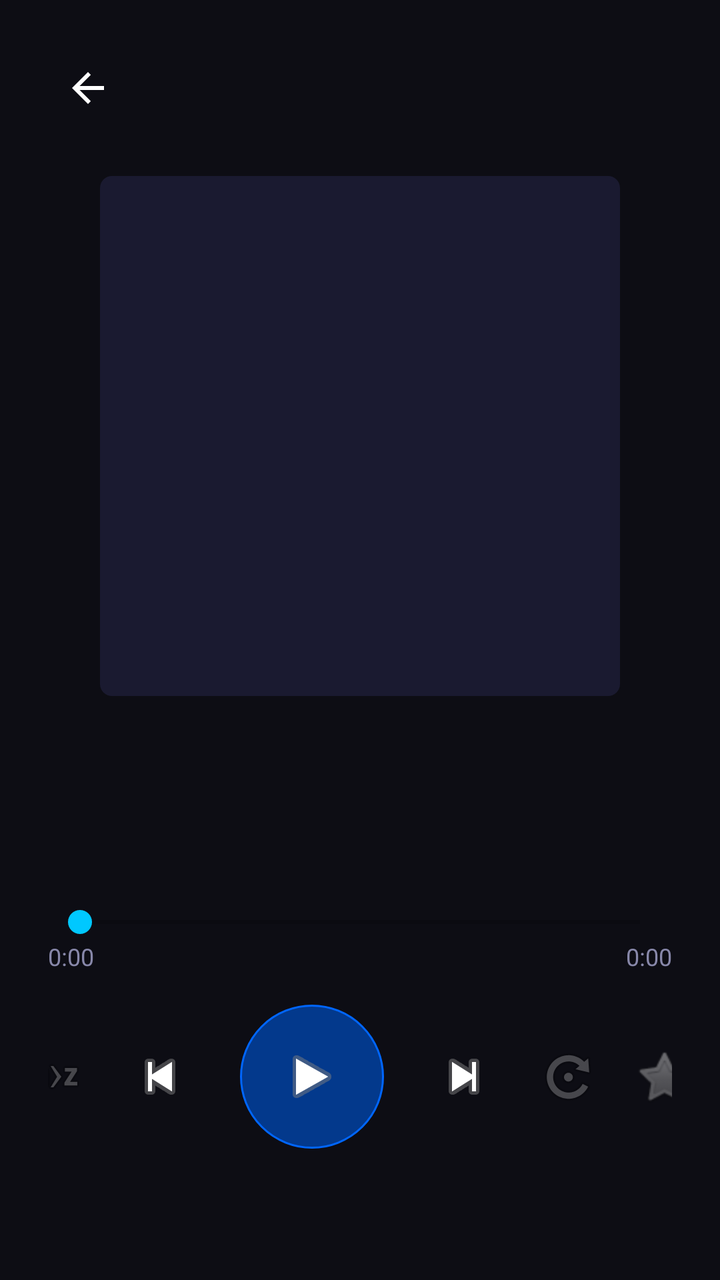
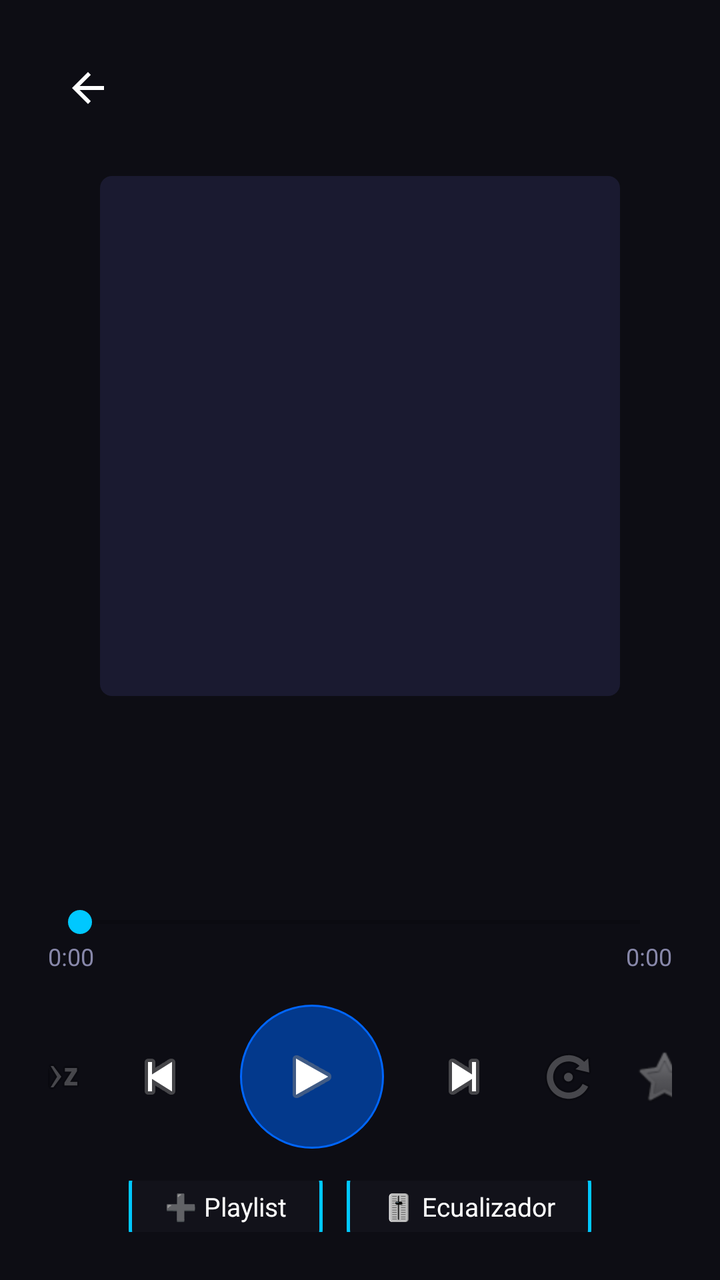

Two renders of the same Android screen: before a commit and after it. Below are the layout's source before the change and the commit's diff.
<!-- AndroidManifest.xml: activity theme Theme.StreamVault.Player -->
<!-- res/layout/activity_player_music.xml -->
<?xml version="1.0" encoding="utf-8"?>
<LinearLayout xmlns:android="http://schemas.android.com/apk/res/android"
    android:layout_width="match_parent"
    android:layout_height="match_parent"
    android:orientation="vertical"
    android:background="#0D0D14"
    android:padding="24dp">

    <ImageButton
        android:id="@+id/btnClosePlayer"
        android:layout_width="40dp"
        android:layout_height="40dp"
        android:background="?attr/selectableItemBackgroundBorderless"
        android:src="@drawable/ic_arrow_back" />

    <ImageView
        android:id="@+id/ivCover"
        android:layout_width="260dp"
        android:layout_height="260dp"
        android:layout_gravity="center_horizontal"
        android:layout_marginTop="24dp"
        android:scaleType="centerCrop"
        android:background="@drawable/cover_bg" />

    <TextView
        android:id="@+id/tvNowTitle"
        android:layout_width="match_parent"
        android:layout_height="wrap_content"
        android:gravity="center"
        android:textColor="#FFFFFF"
        android:textSize="20sp"
        android:textStyle="bold"
        android:maxLines="2"
        android:ellipsize="end"
        android:layout_marginTop="28dp" />

    <TextView
        android:id="@+id/tvNowArtist"
        android:layout_width="match_parent"
        android:layout_height="wrap_content"
        android:gravity="center"
        android:textColor="#8888AA"
        android:textSize="14sp"
        android:maxLines="1"
        android:ellipsize="end"
        android:layout_marginTop="6dp" />

    <SeekBar
        android:id="@+id/seekMusic"
        android:layout_width="match_parent"
        android:layout_height="wrap_content"
        android:layout_marginTop="24dp" />

    <LinearLayout
        android:layout_width="match_parent"
        android:layout_height="wrap_content"
        android:orientation="horizontal">

        <TextView
            android:id="@+id/tvCurrentTime"
            android:layout_width="0dp"
            android:layout_height="wrap_content"
            android:layout_weight="1"
            android:text="0:00"
            android:textColor="#8888AA"
            android:textSize="12sp" />

        <TextView
            android:id="@+id/tvTotalTime"
            android:layout_width="wrap_content"
            android:layout_height="wrap_content"
            android:text="0:00"
            android:textColor="#8888AA"
            android:textSize="12sp" />
    </LinearLayout>

    <LinearLayout
        android:layout_width="match_parent"
        android:layout_height="wrap_content"
        android:orientation="horizontal"
        android:gravity="center"
        android:layout_marginTop="16dp">

        <ImageButton
            android:id="@+id/btnShuffle"
            android:layout_width="48dp"
            android:layout_height="48dp"
            android:alpha="0.4"
            android:background="?attr/selectableItemBackgroundBorderless"
            android:src="@android:drawable/ic_menu_sort_alphabetically" />

        <ImageButton
            android:id="@+id/btnPrev"
            android:layout_width="56dp"
            android:layout_height="56dp"
            android:background="?attr/selectableItemBackgroundBorderless"
            android:src="@android:drawable/ic_media_previous" />

        <ImageButton
            android:id="@+id/btnPlayPause"
            android:layout_width="72dp"
            android:layout_height="72dp"
            android:layout_marginHorizontal="12dp"
            android:background="@drawable/btn_icon_circle_accent"
            android:src="@android:drawable/ic_media_play" />

        <ImageButton
            android:id="@+id/btnNext"
            android:layout_width="56dp"
            android:layout_height="56dp"
            android:background="?attr/selectableItemBackgroundBorderless"
            android:src="@android:drawable/ic_media_next" />

        <ImageButton
            android:id="@+id/btnRepeat"
            android:layout_width="48dp"
            android:layout_height="48dp"
            android:alpha="0.4"
            android:background="?attr/selectableItemBackgroundBorderless"
            android:src="@android:drawable/ic_menu_rotate" />

        <ImageButton
            android:id="@+id/btnFav"
            android:layout_width="48dp"
            android:layout_height="48dp"
            android:alpha="0.4"
            android:background="?attr/selectableItemBackgroundBorderless"
            android:src="@android:drawable/btn_star_big_off" />
    </LinearLayout>
</LinearLayout>
<!-- resources referenced by this layout -->
<resources>
  <!-- drawable btn_icon_circle_accent (drawable) -->
  <?xml version="1.0" encoding="utf-8"?>
  <shape xmlns:android="http://schemas.android.com/apk/res/android" android:shape="oval">
      <solid android:color="#CC0044AA"/>
      <stroke android:width="1dp" android:color="#0066FF"/>
  </shape>
  <!-- drawable cover_bg (drawable) -->
  <?xml version="1.0" encoding="utf-8"?>
  <shape xmlns:android="http://schemas.android.com/apk/res/android" android:shape="rectangle">
      <solid android:color="#1A1A30"/>
      <corners android:radius="6dp"/>
  </shape>
  <!-- drawable ic_arrow_back (drawable) -->
  <?xml version="1.0" encoding="utf-8"?>
  <vector xmlns:android="http://schemas.android.com/apk/res/android"
      android:width="24dp" android:height="24dp"
      android:viewportWidth="24" android:viewportHeight="24">
      <path android:fillColor="#FFFFFF"
          android:pathData="M20,11H7.83l5.59,-5.59L12,4l-8,8 8,8 1.41,-1.41L7.83,13H20v-2z"/>
  </vector>
  <style name="Theme.StreamVault.Player" parent="Theme.StreamVault">
          <item name="android:windowFullscreen">true</item>
          <item name="android:windowLayoutInDisplayCutoutMode">shortEdges</item>
      </style>
  <style name="Theme.StreamVault" parent="Theme.MaterialComponents.DayNight.NoActionBar">
          <item name="colorPrimary">@color/accent_blue</item>
          <item name="colorPrimaryDark">@color/bg_dark</item>
          <item name="colorAccent">@color/accent_cyan</item>
          <item name="android:windowBackground">@color/bg_dark</item>
          <item name="android:statusBarColor">@color/bg_dark</item>
          <item name="android:navigationBarColor">@color/bg_dark</item>
      </style>
  <color name="accent_blue">#0066FF</color>
  <color name="bg_dark">#0A0A0F</color>
  <color name="accent_cyan">#00C8FF</color>
</resources>

<!-- the commit's change to res/layout/activity_player_music.xml (unified diff, before → after) -->
@@ -127,4 +127,35 @@
             android:background="?attr/selectableItemBackgroundBorderless"
             android:src="@android:drawable/btn_star_big_off" />
     </LinearLayout>
+
+    <LinearLayout
+        android:layout_width="match_parent"
+        android:layout_height="wrap_content"
+        android:orientation="horizontal"
+        android:gravity="center"
+        android:layout_marginTop="16dp">
+
+        <TextView
+            android:id="@+id/btnAddToPlaylist"
+            android:layout_width="wrap_content"
+            android:layout_height="44dp"
+            android:gravity="center"
+            android:paddingHorizontal="18dp"
+            android:background="@drawable/btn_secondary"
+            android:text="➕ Playlist"
+            android:textColor="#FFFFFF"
+            android:textSize="13sp" />
+
+        <TextView
+            android:id="@+id/btnEqualizer"
+            android:layout_width="wrap_content"
+            android:layout_height="44dp"
+            android:gravity="center"
+            android:layout_marginStart="12dp"
+            android:paddingHorizontal="18dp"
+            android:background="@drawable/btn_secondary"
+            android:text="🎚 Ecualizador"
+            android:textColor="#FFFFFF"
+            android:textSize="13sp" />
+    </LinearLayout>
 </LinearLayout>
<!-- resource entries referenced after the edit -->
@@ -5,6 +5,13 @@
   <shape xmlns:android="http://schemas.android.com/apk/res/android" android:shape="oval">
       <solid android:color="#CC0044AA"/>
       <stroke android:width="1dp" android:color="#0066FF"/>
+  </shape>
+  <!-- drawable btn_secondary (drawable) -->
+  <?xml version="1.0" encoding="utf-8"?>
+  <shape xmlns:android="http://schemas.android.com/apk/res/android" android:shape="rectangle">
+      <solid android:color="#12121A"/>
+      <stroke android:width="1.5dp" android:color="#00C8FF"/>
+      <corners android:radius="10dp"/>
   </shape>
   <!-- drawable cover_bg (drawable) -->
   <?xml version="1.0" encoding="utf-8"?>
